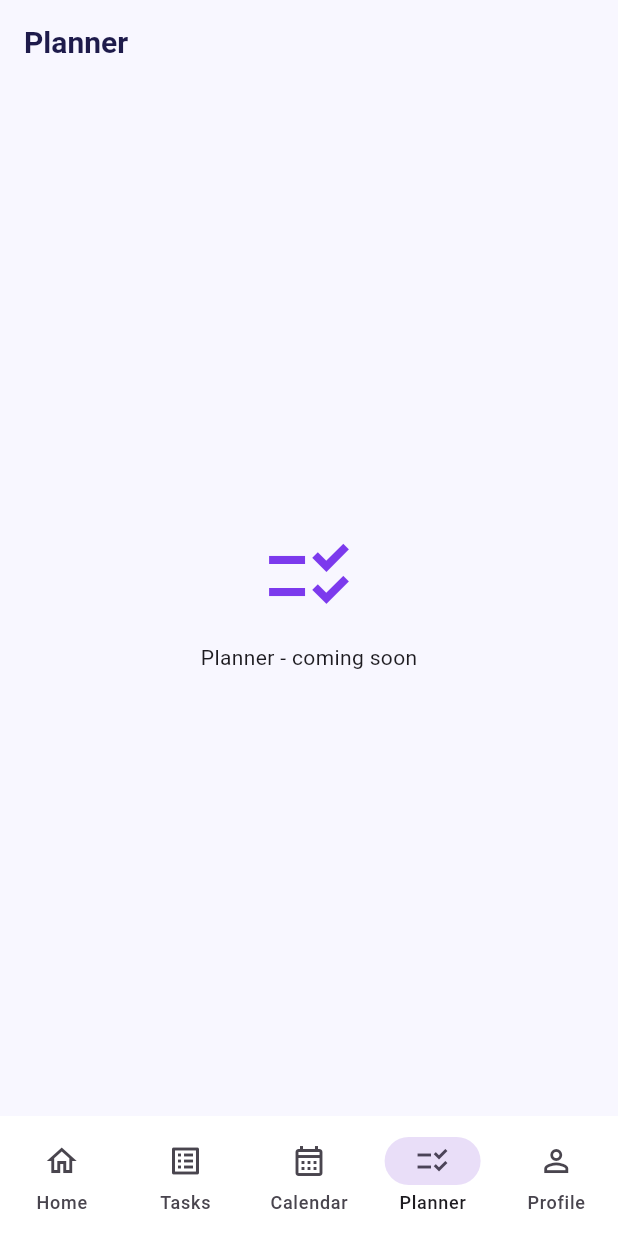
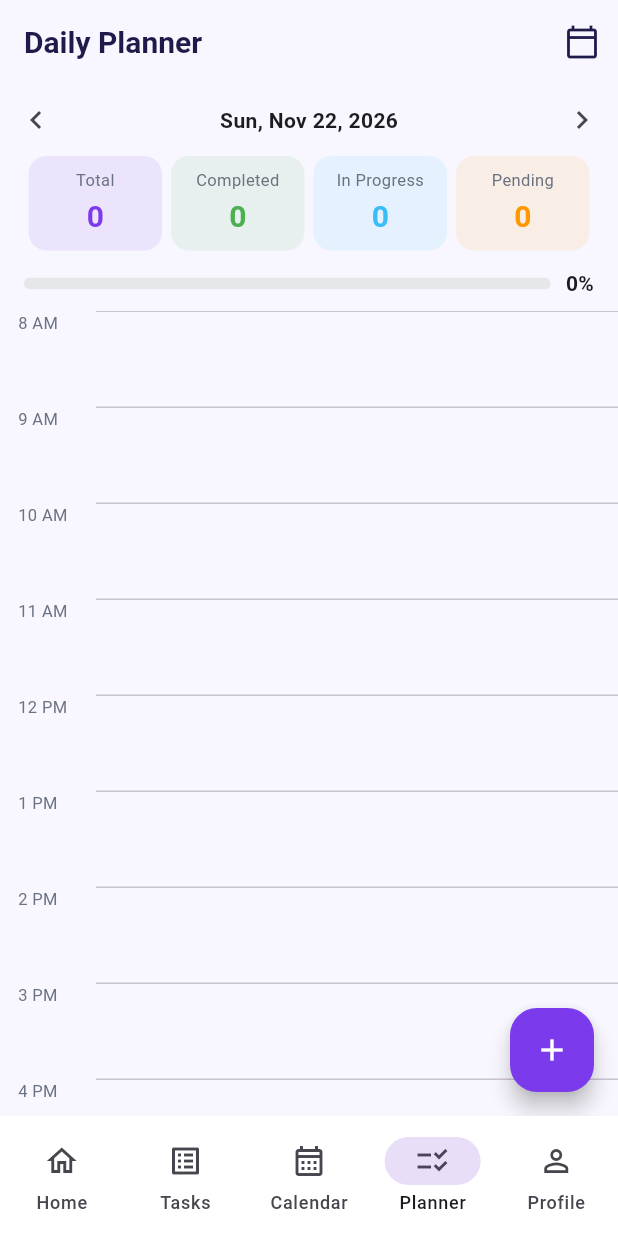
Before and after one commit to Marinaderias/plannix, a Flutter app: the screen it shows once a user with an empty profile is signed in, item 4 of the bottom bar chosen, on a phone screen of 412 x 824 dp. Run offline on Flutter 3.47's test engine with Material 3 defaults, Android fonts, the phone set to English and light mode, and no system bars; our stand-ins replace flutter_riverpod, supabase_flutter, table_calendar; accounts and stored records are empty.

Commit message:
Add planner screen and bump Android Gradle Plugin to 9.1.1

```diff
--- a/lib/features/home/main_shell.dart
+++ b/lib/features/home/main_shell.dart
@@ -5,6 +5,7 @@ import '../calendar/presentation/calendar_screen.dart';
 import '../profile/profile_screen.dart';
 import '../tasks/presentation/task_form_screen.dart';
 import '../tasks/presentation/tasks_screen.dart';
+import '../planner/presentation/planner_screen.dart';
 
 class MainShell extends StatefulWidget {
   const MainShell({super.key});
@@ -20,8 +21,7 @@ class _MainShellState extends State<MainShell> {
     const PlaceholderScreen(title: 'Home', icon: Icons.home_outlined),
     const _TasksPage(),
     const CalendarScreen(),
-    const PlaceholderScreen(
-        title: 'Planner', icon: Icons.checklist_rtl_outlined),
+    const PlannerScreen(),
     const ProfileScreen(),
   ];
 
--- /dev/null
+++ b/lib/features/planner/presentation/planner_screen.dart
@@ -0,0 +1,304 @@
+import 'package:flutter/material.dart';
+import 'package:flutter_riverpod/flutter_riverpod.dart';
+import 'package:intl/intl.dart';
+
+import '../../../core/scheduling/daily_progress.dart';
+import '../../../core/scheduling/scheduled_item.dart';
+import '../../../core/theme/app_theme.dart';
+import '../../events/data/events_repository.dart';
+import '../../events/domain/event.dart';
+import '../../events/presentation/event_form_screen.dart';
+import '../../tasks/data/tasks_providers.dart';
+import '../../tasks/domain/task.dart';
+import '../../tasks/presentation/task_details_screen.dart';
+
+const double _hourHeight = 64;
+const int _firstHour = 8;
+const int _lastHour = 22;
+
+class PlannerScreen extends ConsumerStatefulWidget {
+  const PlannerScreen({super.key});
+
+  @override
+  ConsumerState<PlannerScreen> createState() => _PlannerScreenState();
+}
+
+class _PlannerScreenState extends ConsumerState<PlannerScreen> {
+  DateTime _day = DateTime.now();
+
+  bool _sameDay(DateTime a, DateTime b) =>
+      a.year == b.year && a.month == b.month && a.day == b.day;
+
+  void _shift(int days) =>
+      setState(() => _day = _day.add(Duration(days: days)));
+
+  Future<void> _pickDay() async {
+    final picked = await showDatePicker(
+      context: context,
+      initialDate: _day,
+      firstDate: DateTime(2020),
+      lastDate: DateTime(2035),
+    );
+    if (picked != null) setState(() => _day = picked);
+  }
+
+  @override
+  Widget build(BuildContext context) {
+    final tasks = ref.watch(tasksProvider).value ?? [];
+    final events = ref.watch(eventsProvider).value ?? [];
+    final progress = DailyProgress.forDay(tasks, _day);
+
+    final entries = <_PlannerEntry>[
+      for (final e in events)
+        if (_sameDay(e.startTime, _day)) _PlannerEntry.event(e),
+      for (final t in tasks)
+        if (ScheduledItem.fromTask(t) != null && _sameDay(t.startTime!, _day))
+          _PlannerEntry.task(t),
+    ];
+
+    return Scaffold(
+      appBar: AppBar(
+        title: const Text('Daily Planner'),
+        actions: [
+          IconButton(
+            icon: const Icon(Icons.calendar_today_outlined),
+            onPressed: _pickDay,
+          ),
+        ],
+      ),
+      floatingActionButton: FloatingActionButton(
+        onPressed: () => Navigator.of(context).push(
+          MaterialPageRoute(builder: (_) => EventFormScreen(initialDate: _day)),
+        ),
+        child: const Icon(Icons.add),
+      ),
+      body: Column(
+        children: [
+          Row(
+            mainAxisAlignment: MainAxisAlignment.spaceBetween,
+            children: [
+              IconButton(
+                icon: const Icon(Icons.chevron_left),
+                onPressed: () => _shift(-1),
+              ),
+              Text(
+                DateFormat('EEE, MMM d, y').format(_day),
+                style: const TextStyle(fontWeight: FontWeight.w600),
+              ),
+              IconButton(
+                icon: const Icon(Icons.chevron_right),
+                onPressed: () => _shift(1),
+              ),
+            ],
+          ),
+          Padding(
+            padding: const EdgeInsets.symmetric(horizontal: 16),
+            child: Row(
+              children: [
+                _StatBox('Total', progress.total, AppColors.purple),
+                _StatBox('Completed', progress.completed, Colors.green),
+                _StatBox('In Progress', progress.inProgress, AppColors.blue),
+                _StatBox('Pending', progress.pending, Colors.orange),
+              ],
+            ),
+          ),
+          Padding(
+            padding: const EdgeInsets.fromLTRB(16, 12, 16, 8),
+            child: Row(
+              children: [
+                Expanded(
+                  child: ClipRRect(
+                    borderRadius: BorderRadius.circular(8),
+                    child: LinearProgressIndicator(
+                      value: progress.percentage / 100,
+                      minHeight: 8,
+                      backgroundColor: AppColors.border,
+                      color: AppColors.purple,
+                    ),
+                  ),
+                ),
+                const SizedBox(width: 10),
+                Text('${progress.percentage.round()}%',
+                    style: const TextStyle(fontWeight: FontWeight.w700)),
+              ],
+            ),
+          ),
+          Expanded(
+            child: _Timeline(
+              day: _day,
+              entries: entries,
+              onTap: (entry) {
+                if (entry.event != null) {
+                  Navigator.of(context).push(MaterialPageRoute(
+                    builder: (_) => EventFormScreen(event: entry.event),
+                  ));
+                } else {
+                  Navigator.of(context).push(MaterialPageRoute(
+                    builder: (_) => TaskDetailsScreen(taskId: entry.task!.id),
+                  ));
+                }
+              },
+            ),
+          ),
+        ],
+      ),
+    );
+  }
+}
+
+class _PlannerEntry {
+  _PlannerEntry.event(Event e)
+      : event = e,
+        task = null,
+        title = e.title,
+        start = e.startTime,
+        end = e.endTime,
+        color = colorFromHex(e.color);
+
+  _PlannerEntry.task(Task t)
+      : task = t,
+        event = null,
+        title = t.title,
+        start = t.startTime!,
+        end = t.endTime!,
+        color = t.priority.color;
+
+  final Event? event;
+  final Task? task;
+  final String title;
+  final DateTime start;
+  final DateTime end;
+  final Color color;
+}
+
+class _StatBox extends StatelessWidget {
+  const _StatBox(this.label, this.value, this.color);
+
+  final String label;
+  final int value;
+  final Color color;
+
+  @override
+  Widget build(BuildContext context) {
+    return Expanded(
+      child: Container(
+        margin: const EdgeInsets.symmetric(horizontal: 3),
+        padding: const EdgeInsets.symmetric(vertical: 8),
+        decoration: BoxDecoration(
+          color: color.withValues(alpha: 0.1),
+          borderRadius: BorderRadius.circular(12),
+        ),
+        child: Column(
+          children: [
+            Text(label,
+                style: const TextStyle(
+                    fontSize: 11, color: AppColors.textMuted)),
+            const SizedBox(height: 2),
+            Text('$value',
+                style: TextStyle(
+                    fontSize: 20,
+                    fontWeight: FontWeight.w700,
+                    color: color)),
+          ],
+        ),
+      ),
+    );
+  }
+}
+
+class _Timeline extends StatelessWidget {
+  const _Timeline({
+    required this.day,
+    required this.entries,
+    required this.onTap,
+  });
+
+  final DateTime day;
+  final List<_PlannerEntry> entries;
+  final ValueChanged<_PlannerEntry> onTap;
+
+  double _offset(DateTime t) =>
+      ((t.hour + t.minute / 60) - _firstHour) * _hourHeight;
+
+  @override
+  Widget build(BuildContext context) {
+    final totalHeight = (_lastHour - _firstHour + 1) * _hourHeight;
+    final hourFormat = DateFormat('h a');
+    final timeFormat = DateFormat('h:mm a');
+
+    return SingleChildScrollView(
+      padding: const EdgeInsets.only(bottom: 88),
+      child: SizedBox(
+        height: totalHeight,
+        child: Stack(
+          children: [
+            for (var h = _firstHour; h <= _lastHour; h++)
+              Positioned(
+                top: (h - _firstHour) * _hourHeight,
+                left: 0,
+                right: 0,
+                child: Row(
+                  crossAxisAlignment: CrossAxisAlignment.start,
+                  children: [
+                    SizedBox(
+                      width: 64,
+                      child: Padding(
+                        padding: const EdgeInsets.only(left: 12),
+                        child: Text(
+                          hourFormat.format(DateTime(2000, 1, 1, h)),
+                          style: const TextStyle(
+                              fontSize: 11, color: AppColors.textMuted),
+                        ),
+                      ),
+                    ),
+                    const Expanded(child: Divider(height: 1)),
+                  ],
+                ),
+              ),
+            for (final e in entries)
+              Positioned(
+                top: _offset(e.start).clamp(0, totalHeight - 24),
+                left: 72,
+                right: 16,
+                height: (e.end.difference(e.start).inMinutes / 60 * _hourHeight)
+                    .clamp(28, totalHeight),
+                child: GestureDetector(
+                  onTap: () => onTap(e),
+                  child: Container(
+                    padding: const EdgeInsets.symmetric(
+                        horizontal: 10, vertical: 4),
+                    decoration: BoxDecoration(
+                      color: e.color.withValues(alpha: 0.15),
+                      borderRadius: BorderRadius.circular(10),
+                      border: Border(
+                        left: BorderSide(color: e.color, width: 4),
+                      ),
+                    ),
+                    child: Column(
+                      crossAxisAlignment: CrossAxisAlignment.start,
+                      children: [
+                        Text(
+                          e.title,
+                          maxLines: 1,
+                          overflow: TextOverflow.ellipsis,
+                          style: const TextStyle(
+                              fontWeight: FontWeight.w600, fontSize: 13),
+                        ),
+                        Text(
+                          '${timeFormat.format(e.start)} - ${timeFormat.format(e.end)}',
+                          maxLines: 1,
+                          overflow: TextOverflow.ellipsis,
+                          style: const TextStyle(
+                              fontSize: 11, color: AppColors.textMuted),
+                        ),
+                      ],
+                    ),
+                  ),
+                ),
+              ),
+          ],
+        ),
+      ),
+    );
+  }
+}
```
Also changed, not shown: pubspec.lock, 2 other files.
